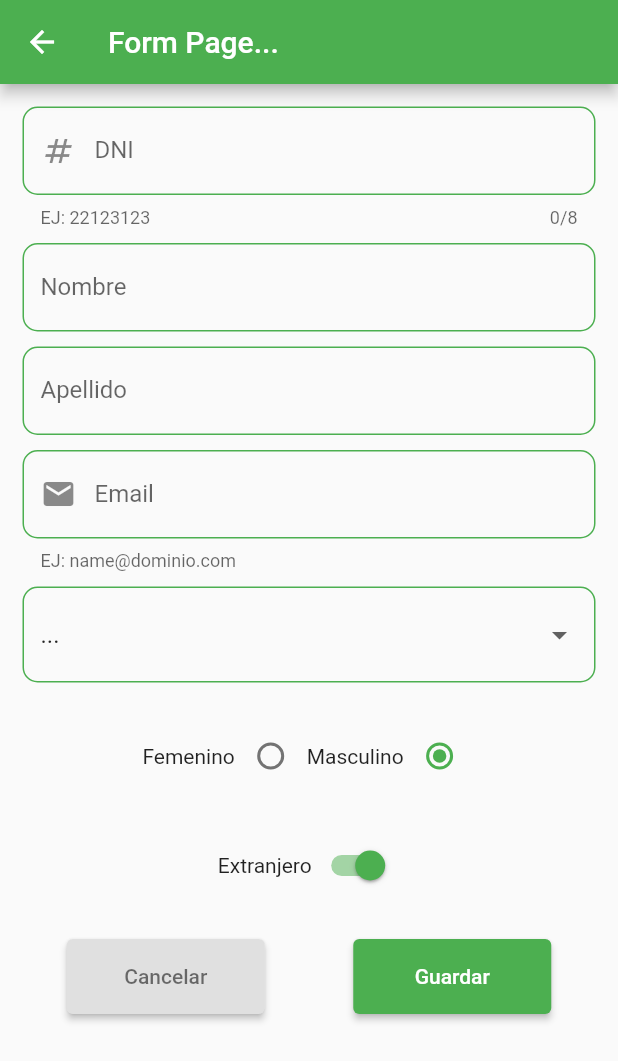
After one commit to sganan81/flutter_app, a Flutter app: the FormPage screen opened by its route, on a phone screen of 412 x 824 dp. The commit adds this screen. Shown: the top 1061 px of the screen. Run offline on Flutter 3.47's test engine with Material 2 defaults, Android fonts, the phone set to English and light mode, and no system bars; missing offline and left inert: flutter_barcode_scanner; network calls fail.

Commit message:
Formularios, PageView y Slivers

```diff
--- a/lib/main.dart
+++ b/lib/main.dart
@@ -29,8 +29,11 @@ class MyApp extends StatelessWidget{
         'container': (context) => const ContainerPage(),
         'card': (context) => const CardPage(),
         'qr_scanner':(context) => const QrScannerPage(),
-        'custom_list':(context) => CustomListPage(),
+        'custom_list':(context) => const CustomListPage(),
         'card_swiper':(context) => const CardSwiperPage(),
+        'form_page':(context) => const FormPage(),
+        'pageview':(context) => PageViewPage(),
+        'slivers':(context) => const SliversPage(),
       },
     );
   }
--- /dev/null
+++ b/lib/pages/form_page.dart
@@ -0,0 +1,159 @@
+import 'package:flutter/material.dart';
+import 'package:flutter_app/themes/default_theme.dart';
+import '../widgets/widgets.dart' show InputsForm;
+
+class FormPage extends StatefulWidget {
+
+  const FormPage({super.key});
+
+  @override
+  State<FormPage> createState() => _FormPageState();
+}
+
+class _FormPageState extends State<FormPage> {
+
+  final Map<String, dynamic> valuesForm = {
+      'firstname'     : 'Sebastian',
+      'lastname'      : 'Gañan',
+      'email'         : 'sebag@google.com',
+      'dni'           : '123456',
+      'estudios'      : '',
+      'genero'        : 'masculino',
+      'extranjero'    : true
+  };
+
+  @override
+  Widget build(BuildContext context) {
+
+
+    GlobalKey<FormState> keyForm = GlobalKey<FormState>();
+
+
+    return Scaffold(
+      appBar: AppBar(
+        title: const Text('Form Page...'),
+      ),
+      body: Padding(
+        padding: const EdgeInsets.all(15.0),
+        child: SingleChildScrollView(
+          child: Form(
+            key: keyForm,
+            child: Column(
+              children: [
+                InputsForm( inputName: 'dni', inputValues: valuesForm, labelText: 'DNI', maxLength: 8, helperText: 'EJ: 22123123',keyboardType: TextInputType.number,suffixIcon: Icons.numbers,),
+                const SizedBox(height: 10,),
+                InputsForm( inputName: 'firstname', inputValues: valuesForm, labelText: 'Nombre',),
+                const SizedBox(height: 10,),
+                InputsForm( inputName: 'lastname', inputValues: valuesForm, labelText: 'Apellido',),
+                const SizedBox(height: 10,),
+                InputsForm( inputName: 'email', inputValues: valuesForm, labelText: 'Email', helperText: 'EJ: name@dominio.com',keyboardType: TextInputType.emailAddress,suffixIcon: Icons.email,),
+                const SizedBox(height: 10,),
+                DropdownButtonFormField(
+                  value: '',
+                  borderRadius: BorderRadius.circular(10),
+                  items: const [
+                    DropdownMenuItem(value: '', child: Text('...'),),
+                    DropdownMenuItem(value: 'primario', child: Text('Primario'),),
+                    DropdownMenuItem(value: 'secundario', child: Text('Secundario'),),
+                    DropdownMenuItem(value: 'terciario', child: Text('Terciario'),),
+                    DropdownMenuItem(value: 'universitario', child: Text('Universitario'),),
+                  ],
+                  onChanged: (value) {
+                    print(value);
+                    valuesForm['estudios'] = value;
+                  },
+                ),
+                const SizedBox(height: 25,),
+                SizedBox(
+                  child: Row(
+                    mainAxisAlignment: MainAxisAlignment.center,
+                    children: [
+                    const Text('Femenino'),
+                    Radio(
+                      activeColor: DefaultTheme.primary,
+                      value: 'femenino',
+                      groupValue: valuesForm['genero'],
+                      onChanged: (value) {
+                        setState(() {
+                          valuesForm['genero'] = value;
+                        });
+                      },
+                    ),
+                    const Text('Masculino'),
+                    Radio(
+                      activeColor: DefaultTheme.primary,
+                      value: 'masculino',
+                      groupValue: valuesForm['genero'],
+                      onChanged: (value) {
+                        setState(() {
+                          valuesForm['genero'] = value;
+                        });
+                      },
+                    ),
+                  ]),
+                ),
+                const SizedBox(height: 25,),
+                Row(
+                  mainAxisAlignment: MainAxisAlignment.center,
+                  children: [
+                    const Text('Extranjero'),
+                    Switch(
+                        value: valuesForm['extranjero'],
+                        activeColor: DefaultTheme.primary,
+                        onChanged: (value) {
+                          setState(() {
+                            valuesForm['extranjero'] = value;
+                          });
+                        },
+                    ),
+                  ],
+                ),
+                const SizedBox(height: 25,),
+                Row(
+                  mainAxisAlignment: MainAxisAlignment.spaceAround,
+                  children: [
+                    ElevatedButton(
+                      style: ElevatedButton.styleFrom(
+                        backgroundColor: Colors.grey.shade300,
+                        foregroundColor: Colors.black54
+                      ),
+                        onPressed: () {
+                          Navigator.of(context).pushReplacementNamed('home');
+                        },
+                        child: const SizedBox(
+                          width: 100,
+                          height: 50,
+                          child: Center(
+                            child: Text('Cancelar'),
+                          ),
+                        )
+                    ),
+                    ElevatedButton(
+                        onPressed: () {
+                          print(valuesForm);
+                          FocusManager.instance.primaryFocus?.unfocus();
+
+                          if(!keyForm.currentState!.validate()){
+                            print('Formulario no válido');
+                            return;
+                          }
+                          print(valuesForm);
+                        },
+                        child: const SizedBox(
+                          width: 100,
+                          height: 50,
+                          child: Center(
+                            child: Text('Guardar'),
+                          ),
+                        )
+                    ),
+                  ],
+                )
+              ],
+            ),
+          ),
+        ),
+      ),
+    );
+  }
+}
--- a/lib/pages/pages.dart
+++ b/lib/pages/pages.dart
@@ -1,3 +1,11 @@
+
+
+export 'package:flutter_app/pages/slivers_page.dart';
+
+export 'package:flutter_app/pages/pageview_page.dart';
+
+export 'package:flutter_app/pages/form_page.dart';
+
 export 'package:flutter_app/pages/card_swiper.dart';
 
 export 'package:flutter_app/pages/custom_list_page.dart';
--- a/lib/themes/default_theme.dart
+++ b/lib/themes/default_theme.dart
@@ -28,6 +28,20 @@ class DefaultTheme{
         listTileTheme: const ListTileThemeData(
           iconColor: primary
         ),
+        inputDecorationTheme: InputDecorationTheme(
+          floatingLabelStyle: TextStyle(color: primary),
+          enabledBorder: OutlineInputBorder(
+            borderRadius: BorderRadius.circular(10),
+            borderSide: BorderSide(color: primary)
+          ),
+          focusedBorder: OutlineInputBorder(
+            borderRadius: BorderRadius.circular(10),
+            borderSide: BorderSide(color: primary)
+          ),
+          border: OutlineInputBorder(
+            borderRadius: BorderRadius.circular(10),
+          ),
+        )
       );
   static final ThemeData darkTheme = ThemeData.dark().copyWith(
         primaryColor: Colors.greenAccent,
--- a/lib/widgets/drawer_menu.dart
+++ b/lib/widgets/drawer_menu.dart
@@ -14,6 +14,9 @@ class DrawerMenu extends StatelessWidget {
     {'route':'qr_scanner','title':'QR Scanner','subtitle':''},
     {'route':'custom_list','title':'Custom List','subtitle':''},
     {'route':'card_swiper','title':'Swiper List','subtitle':''},
+    {'route':'form_page','title':'Form inputs','subtitle':''},
+    {'route':'slivers','title':'Slivers','subtitle':''},
+    {'route':'pageview','title':'Pagevie','subtitle':''},
 
   ];
 
--- /dev/null
+++ b/lib/widgets/inputs_form.dart
@@ -0,0 +1,58 @@
+import 'package:flutter/material.dart';
+
+class InputsForm extends StatelessWidget {
+  final bool readOnly;
+  final bool autofocus;
+  final int? maxLength;
+  final TextInputType? keyboardType;
+  final bool obscureText;
+  final bool enabled;
+  final String? hintText;
+  final String? labelText;
+  final String? helperText;
+  final IconData? suffixIcon;
+
+  final String inputName;
+  final Map<String, dynamic> inputValues;
+
+
+  const InputsForm({
+    Key? key,
+    this.readOnly = false,
+    this.autofocus = false,
+    this.maxLength,
+    this.keyboardType,
+    this.obscureText = false,
+    this.enabled = true,
+    this.hintText,
+    this.labelText,
+    this.helperText,
+    this.suffixIcon,
+    required this.inputName,
+    required this.inputValues,
+  }) : super(key: key);
+
+  @override
+  Widget build(BuildContext context) {
+    return TextFormField(
+      autofocus: autofocus,
+      readOnly: readOnly,
+      enabled: enabled,
+      maxLength: maxLength,
+      obscureText: obscureText,
+      keyboardType: keyboardType,
+      onChanged: (value) => inputValues[inputName] = value,
+      decoration: InputDecoration(
+        labelText: labelText,
+        hintText: hintText,
+        helperText: helperText,
+        prefixIcon: suffixIcon == null ? null : Icon(suffixIcon),
+      ),
+      validator: (value) {
+
+        if(value == null || value == '') return 'Campo requerido';
+        return value.length < 3 ? 'Mínimo de 3 caraceteres': null;
+      },
+    );
+  }
+}
--- a/lib/widgets/widgets.dart
+++ b/lib/widgets/widgets.dart
@@ -1,3 +1,4 @@
+export 'package:flutter_app/widgets/inputs_form.dart';
 export 'package:flutter_app/widgets/card_image.dart';
 export 'package:flutter_app/widgets/card_basic.dart';
 export 'package:flutter_app/widgets/drawer_menu.dart';
```
Also changed, not shown: lib/pages/card_swiper.dart (+18 -11 lines), lib/pages/custom_list_page.dart (+8 -7 lines), lib/pages/pageview_page.dart (added, +111 -0 lines), lib/pages/slivers_page.dart (added, +197 -0 lines).
